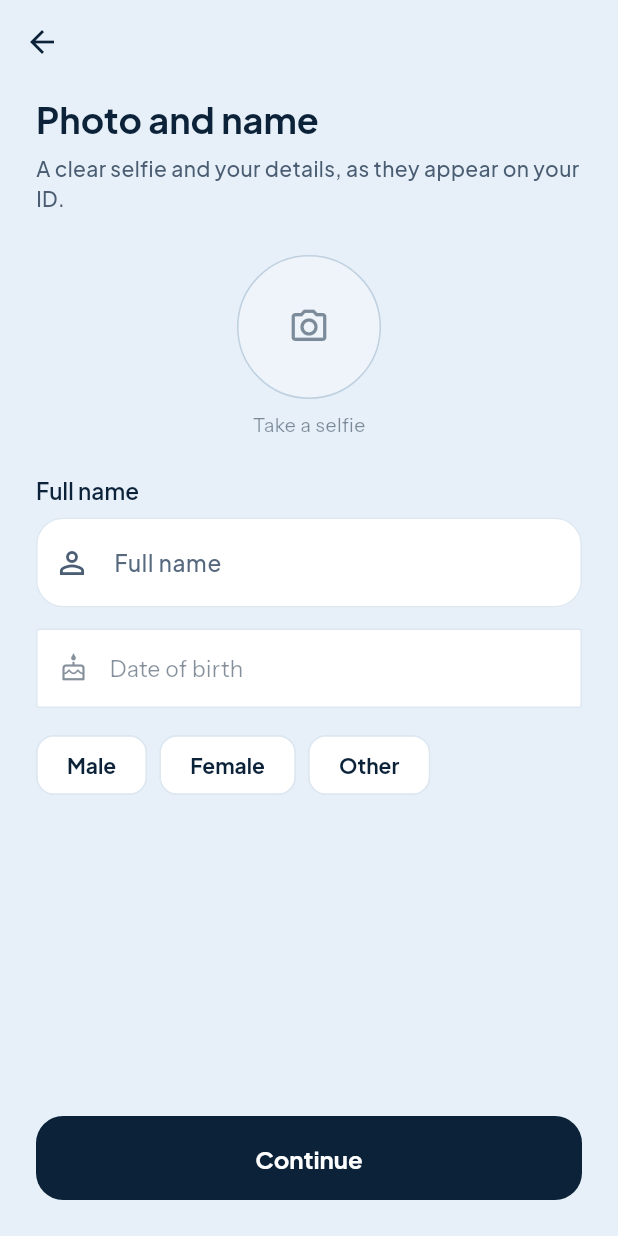
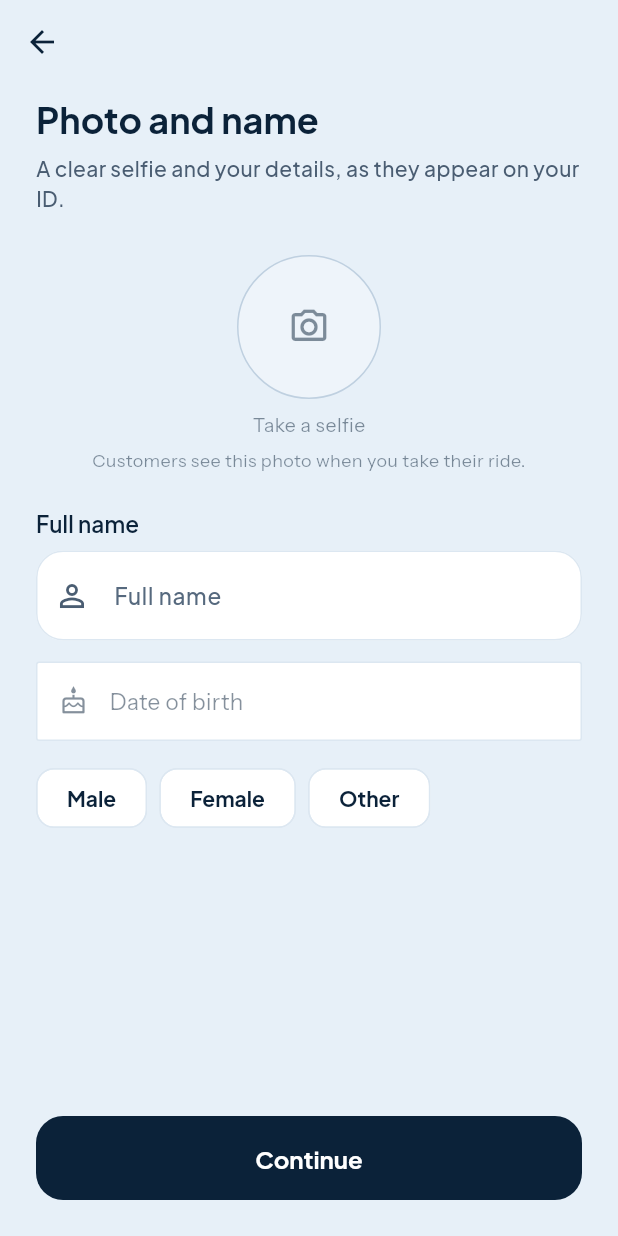
Before and after one commit to VedanshuGoyal/Sarthi, a Flutter app: the PhotoAndNameStep screen opened directly, on a phone screen of 412 x 824 dp. Run offline on Flutter 3.47's test engine with Material 3 defaults, Android fonts, the phone set to English and light mode, and no system bars; our stand-ins replace firebase_core, firebase_messaging, flutter_local_notifications, flutter_riverpod, flutter_secure_storage, geolocator and 5 more; missing offline and left inert: dart:js_interop, mcp_toolkit; accounts and stored records are empty.

Commit message:
feat(driver_app): tell drivers customers see their selfie (1.4.1+6)
Co-Authored-By: Claude Opus 5.5 <noreply@anthropic.com>

```diff
--- a/apps/driver_app/lib/features/documents/view/photo_and_name_step.dart
+++ b/apps/driver_app/lib/features/documents/view/photo_and_name_step.dart
@@ -158,6 +158,14 @@ class _PhotoAndNameStepState extends ConsumerState<PhotoAndNameStep> {
             ),
           ),
         ),
+        const SizedBox(height: 4),
+        Center(
+          child: Text(
+            'Customers see this photo when you take their ride.',
+            textAlign: TextAlign.center,
+            style: t.body(size: 12, color: t.muted),
+          ),
+        ),
         const SizedBox(height: DeepSignalTokens.s22),
         SarthiTextField(
           label: 'Full name',
--- a/apps/driver_app/pubspec.yaml
+++ b/apps/driver_app/pubspec.yaml
@@ -1,7 +1,7 @@
 name: driver_app
 description: "Sarthi Driver — the driver-facing ride-hailing app."
 publish_to: 'none'
-version: 1.4.0+5
+version: 1.4.1+6
 
 environment:
   sdk: ^3.12.2
```
